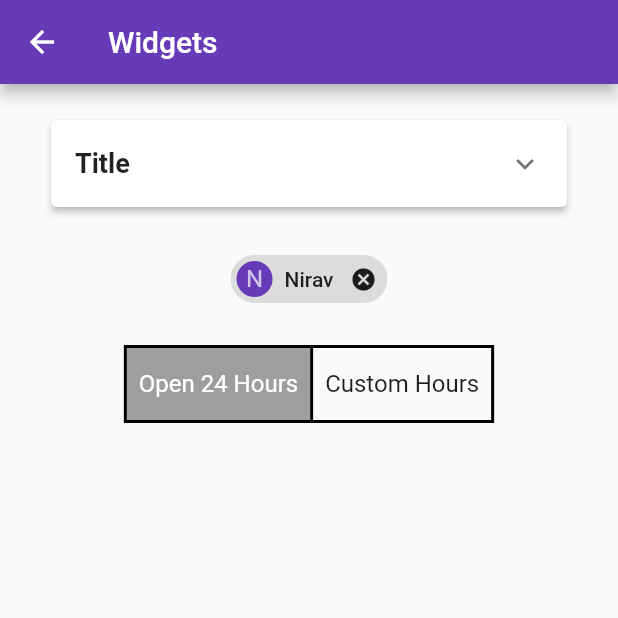
After one commit to Neerav006/flutterui, a Flutter app: the BasicWidgetExp screen opened directly, on a phone screen of 412 x 824 dp, the top half of it. The commit adds this screen. Run offline on Flutter 3.47's test engine with Material 2 defaults, Android fonts, the phone set to English and light mode, and no system bars; our stand-ins replace dio, fluttertoast, google_maps_flutter, logger, shared_preferences, sqflite and 2 more; accounts and stored records are empty.

Commit message:
basic widget added

```diff
--- /dev/null
+++ b/lib/basicwidgets/basic_widget.dart
@@ -0,0 +1,122 @@
+import 'package:flutter/material.dart';
+
+class BasicWidgetExp extends StatefulWidget {
+  @override
+  _BasicWidgetExpState createState() => _BasicWidgetExpState();
+}
+
+class _BasicWidgetExpState extends State<BasicWidgetExp> {
+
+  List<bool> isSelected = [true,false];
+
+  @override
+  Widget build(BuildContext context) {
+    return Scaffold(
+       appBar: AppBar(
+         title: Text('Widgets'),
+       ),
+       body: SingleChildScrollView(
+         child: Column(
+           children: [
+
+         Padding(
+         padding: const EdgeInsets.symmetric(horizontal: 30.0),
+         child: Column(
+           children: <Widget>[
+             SizedBox(height: 20.0),
+             Card(
+               elevation: 2,
+
+               child: ExpansionTile(
+                 title: Text(
+                   "Title",
+                   style: TextStyle(fontSize: 18.0, fontWeight: FontWeight.bold),
+                 ),
+                 children: <Widget>[
+                   ExpansionTile(
+                     title: Text(
+                       'Sub title',
+                     ),
+                     children: <Widget>[
+                       ListTile(
+                         title: Text('data'),
+                       )
+                     ],
+                   ),
+                   ListTile(
+                     title: Text('data'),
+                   )
+                 ],
+               ),
+             ),
+             SizedBox(
+               height: 20,
+             ),
+             Chip(
+               deleteIcon: Icon(
+                 Icons.cancel
+               ),
+               onDeleted: (){
+
+               },
+               avatar: CircleAvatar(
+                 backgroundColor: Theme.of(context).accentColor,
+                 child: Text('N'),
+               ),
+               label: Text('Nirav'),
+             )
+             ,
+             SizedBox(
+               height: 20,
+             ),
+             ToggleButtons(
+               borderColor: Colors.black,
+               fillColor: Colors.grey,
+               borderWidth: 2,
+               selectedBorderColor: Colors.black,
+               selectedColor: Colors.white,
+               borderRadius: BorderRadius.circular(0),
+               children: <Widget>[
+                 Padding(
+                   padding: const EdgeInsets.all(8.0),
+                   child: Text(
+                     'Open 24 Hours',
+                     style: TextStyle(fontSize: 16),
+                   ),
+                 ),
+                 Padding(
+                   padding: const EdgeInsets.all(8.0),
+                   child: Text(
+                     'Custom Hours',
+                     style: TextStyle(fontSize: 16),
+                   ),
+                 ),
+               ],
+               onPressed: (index) {
+                 setState(() {
+                   isSelected[index] = !isSelected[index];
+                 });
+               },
+               isSelected: isSelected,
+             ),
+           ],
+         ),
+       ),
+
+           ],
+         ),
+
+       )
+    ,
+    );
+  }
+
+
+}
+class ExpansionpanelItem {
+  bool isExpanded;
+  final String title;
+  final Widget content;
+  final Icon leading;
+  ExpansionpanelItem({this.isExpanded, this.title, this.content, this.leading});
+}
```
Also changed, not shown: lib/appdrawer.dart (+7 -0 lines), lib/googlemap/google_map.dart (+65 -1 lines).
